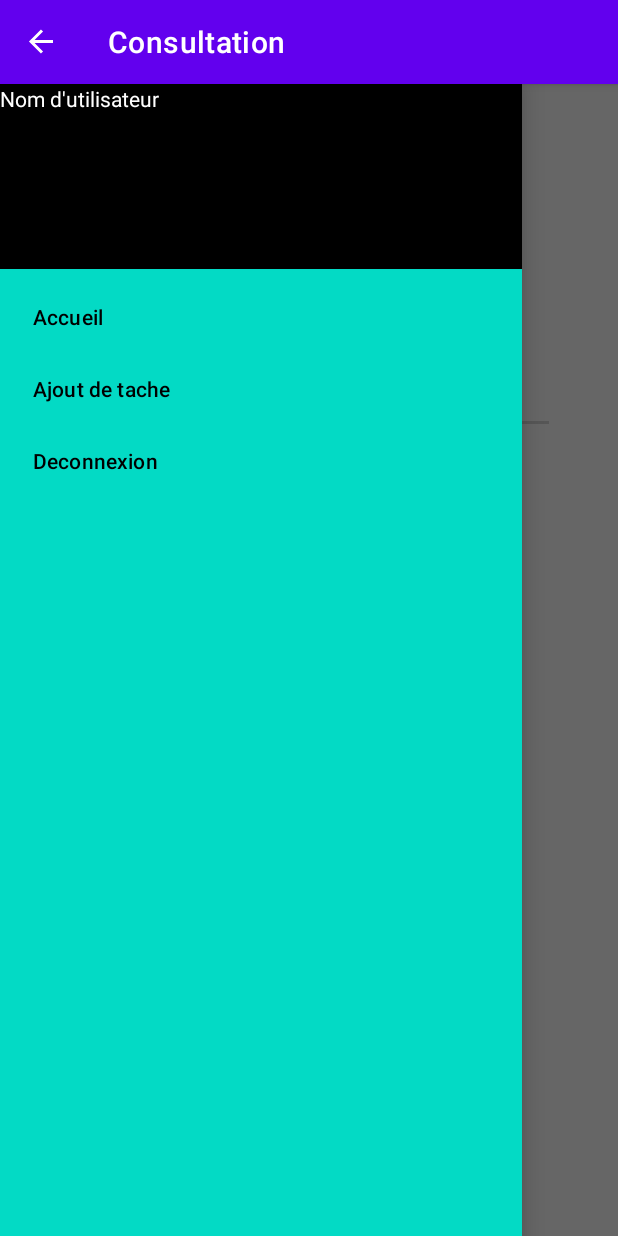
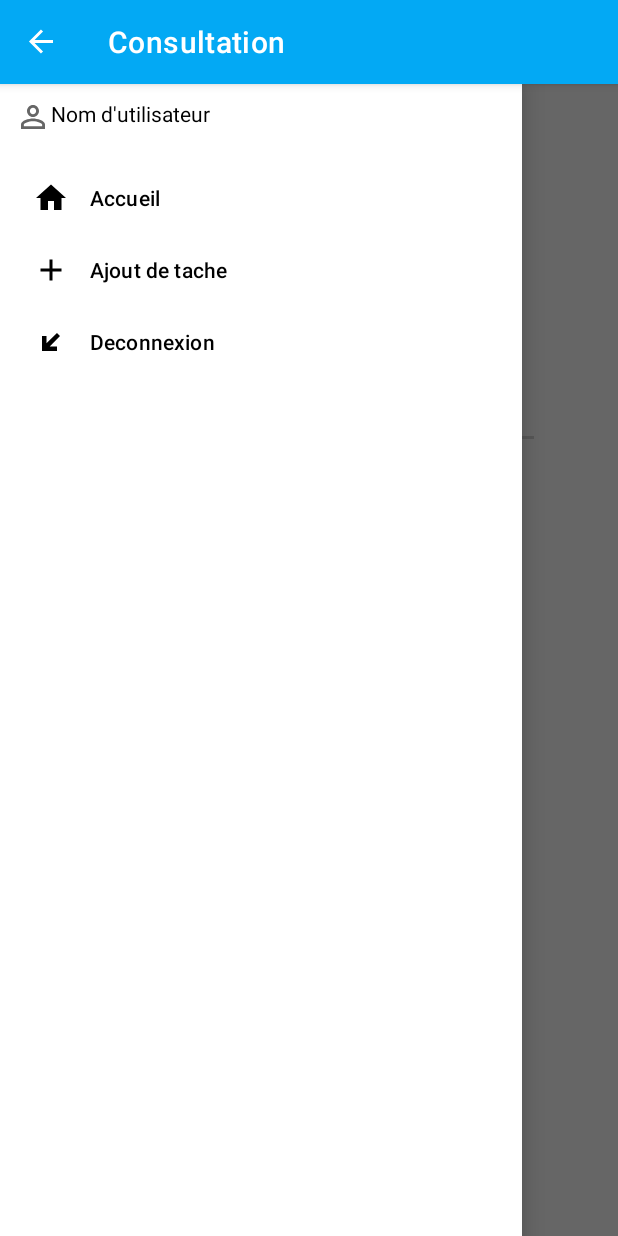
Before and after one commit to Joyce0501/H22-4204N6-KICKMYB-NOUTEJI, an Android app: the ConsultationActivity screen opened directly, with no data from a screen before it, with the side drawer open, on a phone screen of 412 x 824 dp. Run offline under Robolectric (Android 15) with nearby library versions, the phone set to English and light mode, and no system bars.

Commit message:
Fct layout et ajustation de mes vues

```diff
--- /dev/null
+++ b/KickMyB/app/src/main/res/drawable/ic_baseline_add_24.xml
@@ -0,0 +1,10 @@
+<vector xmlns:android="http://schemas.android.com/apk/res/android"
+    android:width="24dp"
+    android:height="24dp"
+    android:viewportWidth="24"
+    android:viewportHeight="24"
+    android:tint="?attr/colorControlNormal">
+  <path
+      android:fillColor="@android:color/white"
+      android:pathData="M19,13h-6v6h-2v-6H5v-2h6V5h2v6h6v2z"/>
+</vector>
--- /dev/null
+++ b/KickMyB/app/src/main/res/drawable/ic_baseline_home_24.xml
@@ -0,0 +1,10 @@
+<vector xmlns:android="http://schemas.android.com/apk/res/android"
+    android:width="24dp"
+    android:height="24dp"
+    android:viewportWidth="24"
+    android:viewportHeight="24"
+    android:tint="?attr/colorControlNormal">
+  <path
+      android:fillColor="@android:color/white"
+      android:pathData="M10,20v-6h4v6h5v-8h3L12,3 2,12h3v8z"/>
+</vector>
--- /dev/null
+++ b/KickMyB/app/src/main/res/drawable/ic_baseline_perm_identity_24.xml
@@ -0,0 +1,10 @@
+<vector xmlns:android="http://schemas.android.com/apk/res/android"
+    android:width="24dp"
+    android:height="24dp"
+    android:viewportWidth="24"
+    android:viewportHeight="24"
+    android:tint="?attr/colorControlNormal">
+  <path
+      android:fillColor="@android:color/white"
+      android:pathData="M12,5.9c1.16,0 2.1,0.94 2.1,2.1s-0.94,2.1 -2.1,2.1S9.9,9.16 9.9,8s0.94,-2.1 2.1,-2.1m0,9c2.97,0 6.1,1.46 6.1,2.1v1.1L5.9,18.1L5.9,17c0,-0.64 3.13,-2.1 6.1,-2.1M12,4C9.79,4 8,5.79 8,8s1.79,4 4,4 4,-1.79 4,-4 -1.79,-4 -4,-4zM12,13c-2.67,0 -8,1.34 -8,4v3h16v-3c0,-2.66 -5.33,-4 -8,-4z"/>
+</vector>
--- /dev/null
+++ b/KickMyB/app/src/main/res/drawable/ic_baseline_transit_enterexit_24.xml
@@ -0,0 +1,10 @@
+<vector xmlns:android="http://schemas.android.com/apk/res/android"
+    android:width="24dp"
+    android:height="24dp"
+    android:viewportWidth="24"
+    android:viewportHeight="24"
+    android:tint="?attr/colorControlNormal">
+  <path
+      android:fillColor="@android:color/white"
+      android:pathData="M16,18H6V8h3v4.77L15.98,6 18,8.03 11.15,15H16v3z"/>
+</vector>
--- a/KickMyB/app/src/main/res/layout/activity_accueil.xml
+++ b/KickMyB/app/src/main/res/layout/activity_accueil.xml
@@ -37,7 +37,6 @@
         android:layout_width="match_parent"
         android:layout_height="match_parent"
         android:layout_gravity="start"
-        android:background="@color/teal_200"
         app:menu="@menu/activity_main_drawer"
         app:headerLayout="@layout/activity_header"
         >
--- a/KickMyB/app/src/main/res/layout/activity_consultation.xml
+++ b/KickMyB/app/src/main/res/layout/activity_consultation.xml
@@ -34,7 +34,8 @@
     <LinearLayout
         android:layout_width="match_parent"
         android:layout_height="match_parent"
-        android:orientation="vertical">
+        android:orientation="vertical"
+        android:padding="10dp">
         <TextView
             android:id="@+id/infoDate"
             android:layout_width="match_parent"
@@ -73,7 +74,6 @@
         android:layout_width="match_parent"
         android:layout_height="match_parent"
         android:layout_gravity="start"
-        android:background="@color/teal_200"
         app:menu="@menu/activity_main_drawer"
         app:headerLayout="@layout/activity_header"
         >
--- a/KickMyB/app/src/main/res/layout/activity_creation.xml
+++ b/KickMyB/app/src/main/res/layout/activity_creation.xml
@@ -11,7 +11,8 @@
 <LinearLayout
     android:layout_width="match_parent"
     android:layout_height="match_parent"
-    android:orientation="vertical">
+    android:orientation="vertical"
+    android:padding="10dp">
     <TextView
         android:id="@+id/Tatache"
         android:layout_width="match_parent"
@@ -56,7 +57,6 @@
         android:layout_width="match_parent"
         android:layout_height="match_parent"
         android:layout_gravity="start"
-        android:background="@color/teal_200"
         app:menu="@menu/activity_main_drawer"
         app:headerLayout="@layout/activity_header"
         >
--- a/KickMyB/app/src/main/res/layout/activity_header.xml
+++ b/KickMyB/app/src/main/res/layout/activity_header.xml
@@ -2,13 +2,15 @@
 <LinearLayout xmlns:android="http://schemas.android.com/apk/res/android"
     android:layout_width="match_parent"
     android:layout_height="match_parent"
-    android:background="@color/black">
+    android:background="@color/white">
 
     <TextView
         android:id="@+id/textView"
         android:layout_width="wrap_content"
-        android:layout_height="123dp"
+        android:layout_height="wrap_content"
         android:layout_weight="1"
+        android:layout_margin="10dp"
+        android:drawableStart="@drawable/ic_baseline_perm_identity_24"
         android:text="Nom d'utilisateur"
-        android:textColor="@color/white" />
+        android:textColor="@color/black" />
 </LinearLayout>
--- a/KickMyB/app/src/main/res/menu/activity_main_drawer.xml
+++ b/KickMyB/app/src/main/res/menu/activity_main_drawer.xml
@@ -2,10 +2,13 @@
 <menu xmlns:android="http://schemas.android.com/apk/res/android">
     <group>
     <item android:id="@+id/nav_item_one"
+        android:icon="@drawable/ic_baseline_home_24"
         android:title="Accueil" />
     <item android:id="@+id/nav_item_two"
+        android:icon="@drawable/ic_baseline_add_24"
         android:title="Ajout de tache" />
     <item android:id="@+id/nav_item_three"
+        android:icon="@drawable/ic_baseline_transit_enterexit_24"
         android:title="Deconnexion" />
 </group>
 </menu>
--- a/KickMyB/app/src/main/res/values/colors.xml
+++ b/KickMyB/app/src/main/res/values/colors.xml
@@ -8,5 +8,7 @@
     <color name="black">#FF000000</color>
     <color name="white">#FFFFFFFF</color>
     <color name="blue">#03A9F4</color>
+    <color name="yellow">#FFF53B</color>
+
 
 </resources>
--- a/KickMyB/app/src/main/res/values/themes.xml
+++ b/KickMyB/app/src/main/res/values/themes.xml
@@ -2,8 +2,10 @@
     <!-- Base application theme. -->
     <style name="Theme.KickMyB" parent="Theme.MaterialComponents.DayNight.DarkActionBar">
         <!-- Primary brand color. -->
-        <item name="colorPrimary">@color/purple_500</item>
-        <item name="colorPrimaryVariant">@color/purple_700</item>
+<!--        <item name="colorPrimary">@color/purple_500</item>-->
+<!--        <item name="colorPrimaryVariant">@color/purple_700</item>-->
+        <item name="colorPrimaryVariant">@color/blue</item>
+        <item name="colorPrimary">@color/blue</item>
         <item name="colorOnPrimary">@color/white</item>
         <!-- Secondary brand color. -->
         <item name="colorSecondary">@color/teal_200</item>
```
Also changed, not shown: KickMyB/app/src/main/java/com/example/kickmyb/AccueilAdapter.java (+23 -23 lines), KickMyB/app/src/main/res/layout/activity_inscription.xml (+4 -6 lines), KickMyB/app/src/main/res/layout/activity_main.xml (+10 -7 lines).
